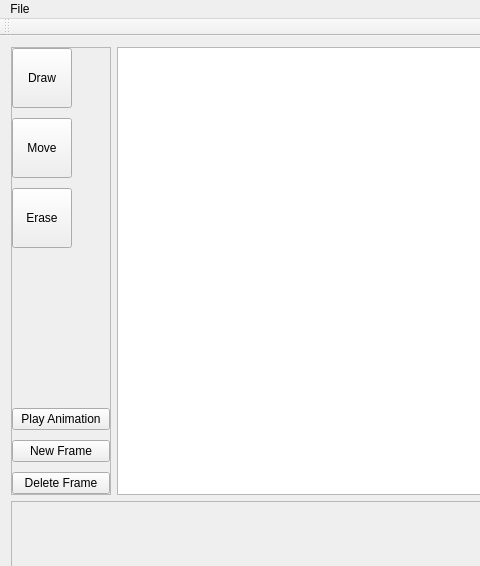
Before: the Qt Designer form mainwindow.ui in unrelentingfox/TowerAnimator-cs383, drawn with Qt 5; both pictures show x 0 to 480 and y 0 to 566 of the 1220 by 759 pixel window.
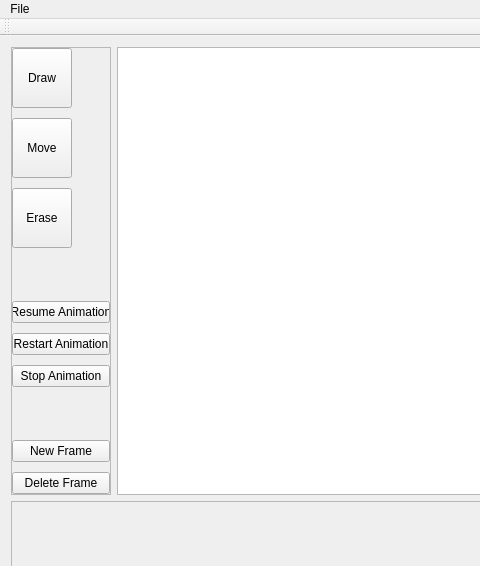
After: the same form once the commit is applied. Custom widgets are drawn as their Qt base class.

Commit message: +restart playback button, +resume playback button, +stop playbackbutton

What changed in the file:
```diff
--- a/mainwindow.ui
+++ b/mainwindow.ui
@@ -123,10 +123,37 @@
          <item>
           <widget class="QPushButton" name="playback">
            <property name="text">
-            <string>Play Animation</string>
+            <string>Resume Animation</string>
            </property>
           </widget>
          </item>
+         <item>
+          <widget class="QPushButton" name="restart">
+           <property name="text">
+            <string>Restart Animation</string>
+           </property>
+          </widget>
+         </item>
+         <item>
+          <widget class="QPushButton" name="stop">
+           <property name="text">
+            <string>Stop Animation</string>
+           </property>
+          </widget>
+         </item>
+         <item>
+          <spacer name="verticalSpacer">
+           <property name="orientation">
+            <enum>Qt::Vertical</enum>
+           </property>
+           <property name="sizeHint" stdset="0">
+            <size>
+             <width>20</width>
+             <height>40</height>
+            </size>
+           </property>
+          </spacer>
+         </item>
          <item>
           <widget class="QPushButton" name="AddFrame">
            <property name="text">
```
Left out of the diff: 2 changed lines with no effect on the pictures. The commit also changes 3 other files.
